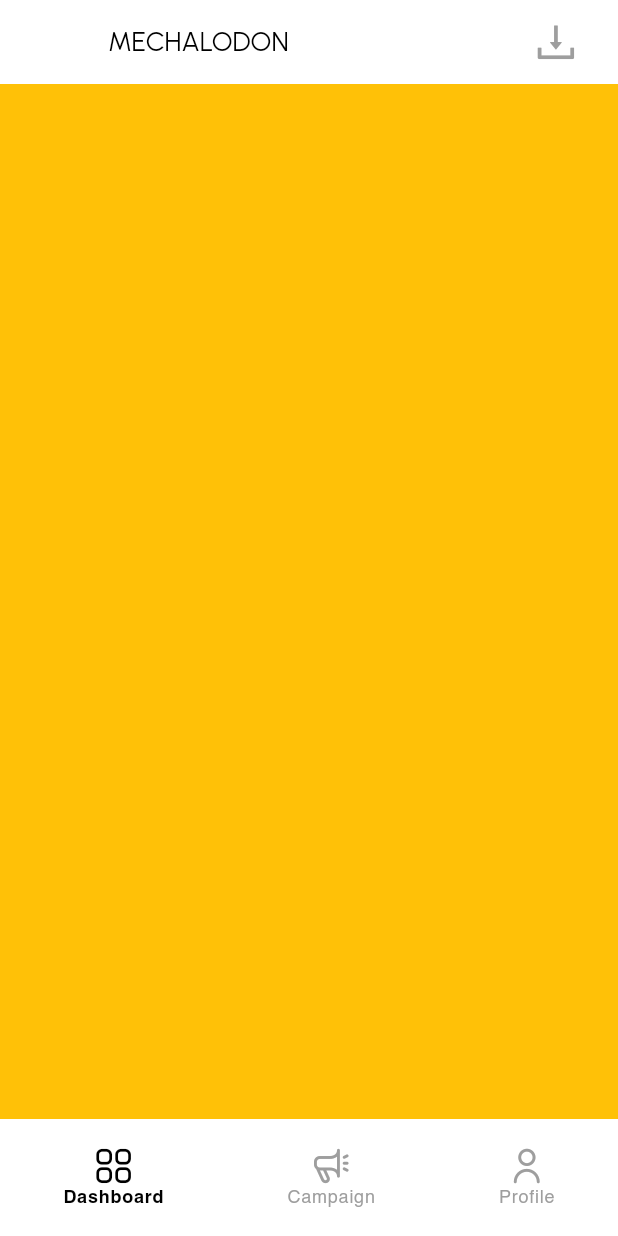
After one commit to haythemd/MechApp, a Flutter app: the DashBoardScreen screen opened directly, on a phone screen of 412 x 824 dp. The commit adds this screen. Run offline on Flutter 3.47's test engine with Material 2 defaults, Android fonts, the light colour scheme and no system bars; our stand-ins replace bloc, flutter_bloc, flutter_svg, get_it, go_router, graphql; project files that could hold a hidden picture were left out.

Commit message:
add in navbar that can be used throughout the app

```diff
--- a/lib/main.dart
+++ b/lib/main.dart
@@ -2,6 +2,7 @@ import 'package:flutter/material.dart';
 import 'package:mechalodon_mobile/navigation/router.dart';
 import 'package:mechalodon_mobile/services/injectable.dart';
 import 'package:flutter_localizations/flutter_localizations.dart';
+import 'package:mechalodon_mobile/styles/style.dart';
 import 'generated/l10n.dart';
 
 void main() {
@@ -26,8 +27,19 @@ class MechalodonApp extends StatelessWidget {
       supportedLocales: S.delegate.supportedLocales,
       title: 'Flutter Demo',
       theme: ThemeData(
-        splashColor: Colors.transparent
-      ),
+          primaryColor: Colors.white,
+          colorScheme: ColorScheme.fromSeed(
+              seedColor: const Color.fromARGB(255, 255, 255, 255)),
+          splashColor: Colors.transparent,
+          primaryColorLight: Colors.white,
+          unselectedWidgetColor: MechColor.inactive,
+          appBarTheme: const AppBarTheme(
+              backgroundColor: Colors.white,
+              titleTextStyle: const TextStyle(color: Colors.black),elevation: 0),textSelectionTheme: const TextSelectionThemeData(
+                selectionColor: MechColor.primary,
+
+              )),
+
       routeInformationProvider: router.infoProvider,
       routerDelegate: router.delegate,
       routeInformationParser: router.infoParser,
--- a/lib/navigation/app_link.dart
+++ b/lib/navigation/app_link.dart
@@ -1,4 +1,5 @@
 import 'package:go_router/go_router.dart';
+import 'package:mechalodon_mobile/screens/dashboard/dashboard_screen.dart';
 import 'package:mechalodon_mobile/screens/login/screens/login_screen.dart';
 import 'package:mechalodon_mobile/screens/reset_password/enter_new_password/screens/reset_password_screen.dart';
 import 'package:mechalodon_mobile/screens/reset_password/send_reset_sms/screens/send_reset_sms_screen.dart';
@@ -11,6 +12,7 @@ enum MechPage {
   login,
   enterPhone,
   resetPassword,
+  dashboard
   // logout,
   // forgotPassword,
   // campaign,
@@ -32,6 +34,8 @@ extension PageExt on MechPage {
         return '/enterPhone';
       case MechPage.resetPassword:
         return '/resetPassword';
+      case MechPage.dashboard:
+        return '/dashboard';
       // case MechPage.logout:
       //   return '/logout';
       // case MechPage.forgotPassword:
@@ -64,12 +68,17 @@ extension PageExt on MechPage {
           builder: (context, state) => const LoginScreen(),
         );
       case MechPage.enterPhone:
-         return GoRoute(
+        return GoRoute(
           path: path(),
           builder: (context, state) => const SendResetSMSScreen(),
         );
       case MechPage.resetPassword:
-        return GoRoute(path: path(), builder:  (context, state) => const ResetPasswordScreen());
+        return GoRoute(
+            path: path(),
+            builder: (context, state) => const ResetPasswordScreen());
+      case MechPage.dashboard:
+        return GoRoute(
+            path: path(), builder: (context, state) => const DashBoardScreen());
       // case MechPage.logout:
       //   return GoRoute(
       //     path: path(),
@@ -113,33 +122,3 @@ extension PageExt on MechPage {
     }
   }
 }
-
-class AppLink {
-  AppLink.fromLocation(String location)
-      : currentPath = mechPageFromLocation(location);
-  MechPage currentPath;
-
-  /// Checks if link is okay to navigate to and redirects if not.
-  ///
-  /// Returns [String?] with the path to be redirected to.
-  /// This function is called each time a route is navigated to checking if any
-  /// redirection needs to happen.
-  static String? shouldRedirect(MechPage page) {
-    switch (page) {
-      case MechPage.welcome:
-        if (serviceLocator<AuthService>().userHasBeenOnboarded) {
-          return MechPage.login.path();
-        }
-        return null;
-      case MechPage.login:
-        return null;
-      default:
-        return null;
-    }
-  }
-}
-
-MechPage mechPageFromLocation(String location) {
-  return MechPage.values.firstWhere(
-      (page) => "/${page.name}" == location);
-}
--- /dev/null
+++ b/lib/navigation/mech_nav_bar.dart
@@ -0,0 +1,112 @@
+import 'package:flutter/material.dart';
+import 'package:go_router/go_router.dart';
+import 'package:mechalodon_mobile/navigation/app_link.dart';
+import 'package:mechalodon_mobile/styles/mech_icons_icons.dart';
+import 'package:mechalodon_mobile/styles/style.dart';
+
+class MechNavBar extends StatefulWidget {
+  const MechNavBar({Key? key, required this.selectedIndex, required this.body})
+      : super(key: key);
+
+  final int selectedIndex;
+  final Widget body;
+
+  @override
+  State<MechNavBar> createState() => _MechNavBarState();
+}
+
+class _MechNavBarState extends State<MechNavBar> {
+  @override
+  Widget build(BuildContext context) {
+    return Stack(children: [
+      widget.body,
+      Align(
+          alignment: Alignment.bottomCenter,
+          child: Container(
+            height: 78,
+            width: double.infinity,
+            color: Theme.of(context).primaryColor,
+            child: Padding(
+              padding: const EdgeInsets.only(left: 42, right: 42),
+              child: Center(
+                child: Row(
+                  mainAxisAlignment: MainAxisAlignment.spaceBetween,
+                  children: [
+                    _MechNavItem(
+                        icon: MechIcons.apps,
+                        title: "Dashboard",
+                        isSelected: widget.selectedIndex == 0,
+                        page: MechPage.dashboard),
+                    _MechNavItem(
+                        icon: MechIcons.megaphone,
+                        title: "Campaign",
+                        isSelected: widget.selectedIndex == 1,
+                        page: MechPage.dashboard),
+                    _MechNavItem(
+                        icon: MechIcons.user,
+                        title: "Profile",
+                        isSelected: widget.selectedIndex == 2,
+                        page: MechPage.dashboard),
+                  ],
+                ),
+              ),
+            ),
+          ))
+    ]);
+  }
+}
+
+class MechNavItem {
+  final IconData icon;
+  final String title;
+  final MechPage page;
+  MechNavItem({required this.icon, required this.page, required this.title});
+}
+
+class _MechNavItem extends StatelessWidget {
+  const _MechNavItem({
+    Key? key,
+    required this.icon,
+    required this.title,
+    required this.isSelected,
+    required this.page,
+  }) : super(key: key);
+
+  final IconData icon;
+  final String title;
+  final bool isSelected;
+  final MechPage page;
+
+  @override
+  Widget build(BuildContext context) {
+    return InkWell(
+      onTap: () {
+        if (!isSelected) {
+          print("navigaTING TO $Page");
+          context.go(page.path());
+        }
+      },
+      child: Column(
+        mainAxisAlignment: MainAxisAlignment.center,
+        children: [
+          Icon(
+            icon,
+            size: 23,
+            color: !isSelected
+                ? Theme.of(context).unselectedWidgetColor
+                : Theme.of(context).textSelectionTheme.selectionColor,
+          ),
+          SizedBox(height: 5),
+          Text(
+            title,
+            style: MechTextStyle.h5.copyWith(
+                fontWeight: !isSelected ? FontWeight.w400 : FontWeight.w700,
+                color: !isSelected
+                    ? Theme.of(context).unselectedWidgetColor
+                    : Theme.of(context).textSelectionTheme.selectionColor),
+          )
+        ],
+      ),
+    );
+  }
+}
--- /dev/null
+++ b/lib/screens/dashboard/dashboard_screen.dart
@@ -0,0 +1,46 @@
+import 'package:flutter/material.dart';
+import 'package:mechalodon_mobile/navigation/mech_nav_bar.dart';
+import 'package:mechalodon_mobile/styles/mech_icons_icons.dart';
+import 'package:mechalodon_mobile/styles/style.dart';
+
+class DashBoardScreen extends StatefulWidget {
+  const DashBoardScreen({Key? key}) : super(key: key);
+
+  @override
+  State<DashBoardScreen> createState() => _DashBoardScreenState();
+}
+
+class _DashBoardScreenState extends State<DashBoardScreen> {
+  // 1. The navbar can take an arbitrary number of navMenuItems and build a bar from it.
+  // 2. The user defines which Mechpage they want to go to when they define the item.
+
+  @override
+  Widget build(BuildContext context) {
+    return Scaffold(
+        appBar: AppBar(
+          title: const Text(
+            "MECHALODON",
+            style: MechTextStyle.subtitle,
+          ),
+          actions: [
+            Padding(
+              padding: const EdgeInsets.only(right: 18.0),
+              child: IconButton(
+                  onPressed: () {},
+                  icon: const Icon(
+                    MechIcons.download,
+                    color: MechColor.inactive,
+                    size: 23,
+                  )),
+            )
+          ],
+        ),
+        body: MechNavBar(
+            selectedIndex: 0,
+            body: Container(
+              color: Colors.amber,
+              width: 1000,
+              height: 10000,
+            )));
+  }
+}
--- /dev/null
+++ b/lib/styles/mech_icons_icons.dart
@@ -0,0 +1,28 @@
+/// Flutter icons MechIcons
+/// Copyright (C) 2022 by original authors @ fluttericon.com, fontello.com
+/// This font was generated by FlutterIcon.com, which is derived from Fontello.
+///
+/// To use this font, place it in your fonts/ directory and include the
+/// following in your pubspec.yaml
+///
+/// flutter:
+///   fonts:
+///    - family:  MechIcons
+///      fonts:
+///       - asset: fonts/MechIcons.ttf
+///
+///
+///
+import 'package:flutter/widgets.dart';
+
+class MechIcons {
+  MechIcons._();
+
+  static const _kFontFam = 'MechIcons';
+  static const String? _kFontPkg = null;
+
+  static const IconData megaphone = IconData(0xe800, fontFamily: _kFontFam, fontPackage: _kFontPkg);
+  static const IconData apps = IconData(0xe801, fontFamily: _kFontFam, fontPackage: _kFontPkg);
+  static const IconData user = IconData(0xe802, fontFamily: _kFontFam, fontPackage: _kFontPkg);
+  static const IconData download = IconData(0xe803, fontFamily: _kFontFam, fontPackage: _kFontPkg);
+}
--- a/lib/styles/style.dart
+++ b/lib/styles/style.dart
@@ -22,6 +22,14 @@ class MechTextStyle {
   static const primaryButton = TextStyle(
       fontFamily: 'Helvetica',
       fontSize: 17,
+
+      fontWeight: FontWeight.w700,
+      color: MechColor.lightPrimary);
+
+    static const h5 = TextStyle(
+      fontFamily: 'Helvetica',
+      fontSize: 12,
+      letterSpacing: .5,
       fontWeight: FontWeight.w700,
       color: MechColor.lightPrimary);
 
--- a/pubspec.yaml
+++ b/pubspec.yaml
@@ -82,6 +82,10 @@ flutter:
 
 
   fonts:
+    - family:  MechIcons
+      fonts:
+       - asset: assets/icons/MechIcons.ttf
+
     - family: Helvetica
       fonts:
         - asset: assets/fonts/helvetica/Helvetica.ttf
```
Also changed, not shown: assets/icons/MechIcons.ttf (added).
